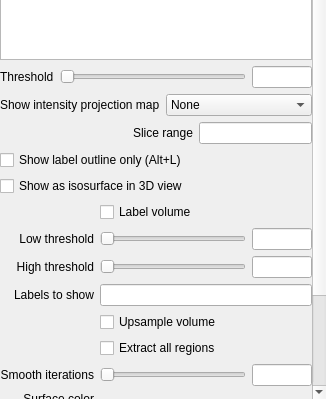
First picture: the form in freeview/PanelVolume.ui, repository freesurfer/freesurfer, before the edit; both pictures show x 0 to 326 and y 1100 to 1499 of the 326 by 1499 pixel window.
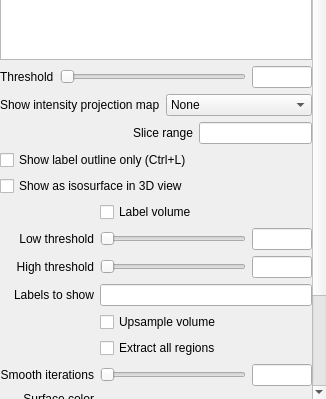
Second picture: the form after the edit. Icons and pictures are not drawn. Custom widgets are drawn as their Qt base class.

Commit message: double-click on color table to go to the center of the label -rpwang

What changed in the file:
```diff
--- a/freeview/PanelVolume.ui
+++ b/freeview/PanelVolume.ui
@@ -996,7 +996,7 @@
     <item>
      <widget class="QCheckBox" name="checkBoxShowOutline">
       <property name="text">
-       <string>Show label outline only (Alt+L)</string>
+       <string>Show label outline only (Ctrl+L)</string>
       </property>
       <property name="shortcut">
        <string>Alt+L</string>
```
Left out of the diff: 213 changed lines with no effect on the pictures. The commit also changes 9 other files.
